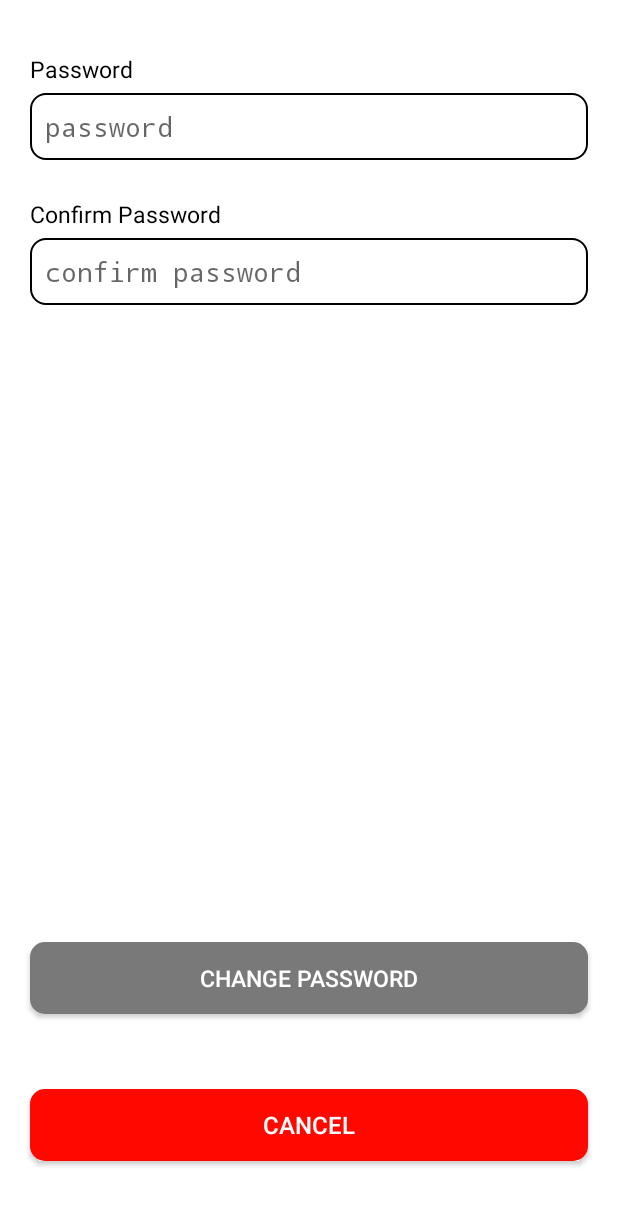
After one commit to JonathanRainee/BeeKeeb, an Android app: the ChangePassActivity screen opened directly, with no data from a screen before it, on a phone screen of 412 x 824 dp. The commit adds this screen. Shown: the top 1205 px of the screen. Run offline under Robolectric (Android 15) with nearby library versions, the phone set to English and light mode, and no system bars; our stand-ins replace Firebase (no records; nobody signed in at launch, a user with empty details on screens opened directly).

Commit message:
5th commit
login google, update profile, change password

```diff
--- a/BeeKeeb/app/build.gradle
+++ b/BeeKeeb/app/build.gradle
@@ -46,8 +46,10 @@ dependencies {
     implementation 'com.google.firebase:firebase-firestore-ktx'
     implementation 'com.google.firebase:firebase-storage-ktx'
     implementation 'com.google.firebase:firebase-auth:19.2.0'
+    implementation 'com.google.android.gms:play-services-auth:20.4.0'
     implementation 'androidx.legacy:legacy-support-v4:1.0.0'
     implementation 'com.squareup.picasso:picasso:2.71828'
+    implementation 'com.google.firebase:firebase-auth-ktx:21.1.0'
     testImplementation 'junit:junit:4.13.2'
     androidTestImplementation 'androidx.test.ext:junit:1.1.3'
     androidTestImplementation 'androidx.test.espresso:espresso-core:3.4.0'
--- /dev/null
+++ b/BeeKeeb/app/src/main/java/com/example/beekeeb/ChangePassActivity.kt
@@ -0,0 +1,76 @@
+package com.example.beekeeb
+
+import androidx.appcompat.app.AppCompatActivity
+import android.os.Bundle
+import android.util.Log
+import android.widget.Toast
+import com.example.beekeeb.databinding.ActivityChangePassBinding
+import com.google.firebase.auth.FirebaseAuth
+import com.google.firebase.auth.FirebaseUser
+import com.google.firebase.firestore.FirebaseFirestore
+
+class ChangePassActivity : AppCompatActivity() {
+
+    private lateinit var binding: ActivityChangePassBinding
+    private lateinit var auth: FirebaseAuth
+    private lateinit var db: FirebaseFirestore
+    private lateinit var oldPass: String
+    private lateinit var user: FirebaseUser
+
+
+    override fun onCreate(savedInstanceState: Bundle?) {
+
+        binding = ActivityChangePassBinding.inflate(layoutInflater)
+        auth = FirebaseAuth.getInstance()
+        db = FirebaseFirestore.getInstance()
+        user = auth.currentUser!!
+        val reference = db.collection("users").document(auth.uid.toString())
+
+        super.onCreate(savedInstanceState)
+        setContentView(binding.root)
+
+        reference.addSnapshotListener{snapshot, e ->
+            if (e != null){
+                return@addSnapshotListener
+            }
+
+            if (snapshot != null && snapshot.exists()){
+                if (snapshot != null){
+                    oldPass = snapshot.data?.get("user_password").toString()
+                }
+            }else{
+                Log.d("snapshot null", "Current data: null")
+            }
+        }
+
+        binding.btnCancel.setOnClickListener {
+            this.finish()
+        }
+
+        binding.btnUpdate.setOnClickListener {
+            val newPass = binding.etPass.text.toString()
+            val newConfpass = binding.etConfpass.text.toString()
+
+            if(newPass != "" && newConfpass != ""){
+                if (newPass != newConfpass){
+                    Toast.makeText(this, "Password and confiirmation password doesn't match", Toast.LENGTH_SHORT).show()
+
+                } else if(newPass == oldPass){
+                    Toast.makeText(this, "Password can't be the same as the old password", Toast.LENGTH_SHORT).show()
+                }
+                else{
+                    user.updatePassword(newPass).addOnCompleteListener{
+                        reference.update(mapOf(
+                            "user_password" to newPass
+                        ))
+                        Toast.makeText(this, "Password succesfuly changed", Toast.LENGTH_SHORT).show()
+                        this.finish()
+                    }
+                }
+            }else{
+                Toast.makeText(this, "Please fill all required fields", Toast.LENGTH_SHORT).show()
+            }
+        }
+
+    }
+}
--- a/BeeKeeb/app/src/main/java/com/example/beekeeb/MainPageActivity.kt
+++ b/BeeKeeb/app/src/main/java/com/example/beekeeb/MainPageActivity.kt
@@ -4,17 +4,20 @@ import androidx.appcompat.app.AppCompatActivity
 import android.os.Bundle
 import androidx.fragment.app.Fragment
 import com.example.beekeeb.databinding.ActivityMainPageBinding
+import com.google.firebase.auth.FirebaseAuth
 import edu.bluejack22_1.BeeKeeb.frag.*
 
 class MainPageActivity : AppCompatActivity() {
 
     private lateinit var binding: ActivityMainPageBinding
+    private lateinit var auth: FirebaseAuth
 
     override fun onCreate(savedInstanceState: Bundle?) {
         super.onCreate(savedInstanceState)
         binding = ActivityMainPageBinding.inflate(layoutInflater)
         setContentView(binding.root)
         changeFragment(HomeFragment())
+        auth = FirebaseAuth.getInstance()
 
         binding.bottomNavigationView.setOnItemSelectedListener {
             when(it.itemId){
--- a/BeeKeeb/app/src/main/java/com/example/beekeeb/RegisterActivity.kt
+++ b/BeeKeeb/app/src/main/java/com/example/beekeeb/RegisterActivity.kt
@@ -47,7 +47,8 @@ class RegisterActivity : AppCompatActivity() {
                             "user_name" to username,
                             "user_phone" to phoneNum,
                             "user_birthdate" to "",
-                            "user_profile_picture" to ""
+                            "user_profile_picture" to "",
+                            "user_about" to ""
                         )
                         db.collection("users").document(uid).set(data)
                             .addOnSuccessListener {
--- a/BeeKeeb/app/src/main/java/edu/bluejack22_1/BeeKeeb/frag/HomeFragment.kt
+++ b/BeeKeeb/app/src/main/java/edu/bluejack22_1/BeeKeeb/frag/HomeFragment.kt
@@ -1,11 +1,16 @@
 package edu.bluejack22_1.BeeKeeb.frag
 
+import android.content.Intent
 import android.os.Bundle
+import android.util.Log
 import androidx.fragment.app.Fragment
 import android.view.LayoutInflater
 import android.view.View
 import android.view.ViewGroup
+import com.example.beekeeb.MainPageActivity
 import com.example.beekeeb.R
+import com.google.firebase.auth.FirebaseAuth
+import com.google.firebase.ktx.Firebase
 
 // TODO: Rename parameter arguments, choose names that match
 // the fragment initialization parameters, e.g. ARG_ITEM_NUMBER
@@ -34,7 +39,6 @@ class HomeFragment : Fragment() {
         inflater: LayoutInflater, container: ViewGroup?,
         savedInstanceState: Bundle?
     ): View? {
-        // Inflate the layout for this fragment
         return inflater.inflate(R.layout.fragment_home, container, false)
     }
 
--- /dev/null
+++ b/BeeKeeb/app/src/main/res/drawable/cancel_btn.xml
@@ -0,0 +1,6 @@
+<?xml version="1.0" encoding="utf-8"?>
+<shape xmlns:android="http://schemas.android.com/apk/res/android"
+    android:shape="rectangle">
+    <solid android:color="@color/cancel_red"/>
+    <corners android:radius="10dp"/>
+</shape>
--- /dev/null
+++ b/BeeKeeb/app/src/main/res/layout/activity_change_pass.xml
@@ -0,0 +1,92 @@
+<?xml version="1.0" encoding="utf-8"?>
+<androidx.constraintlayout.widget.ConstraintLayout xmlns:android="http://schemas.android.com/apk/res/android"
+    xmlns:app="http://schemas.android.com/apk/res-auto"
+    xmlns:tools="http://schemas.android.com/tools"
+    android:layout_width="match_parent"
+    android:layout_height="match_parent"
+    android:background="@color/white">
+
+    <TextView
+        android:id="@+id/tvPass"
+        app:layout_constraintTop_toTopOf="parent"
+        android:layout_width="match_parent"
+        android:layout_height="wrap_content"
+        android:layout_marginStart="20dp"
+        android:layout_marginBottom="5dp"
+        android:layout_marginTop="35dp"
+        android:text="Password"
+        android:textColor="@color/black"
+        android:textSize="15sp"/>
+
+    <EditText
+        android:id="@+id/etPass"
+        android:layout_width="match_parent"
+        android:layout_height="wrap_content"
+        app:layout_constraintTop_toBottomOf="@+id/tvPass"
+        android:layout_marginStart="20dp"
+        android:layout_marginTop="5dp"
+        android:layout_marginEnd="20dp"
+        android:background="@drawable/textfield_bg"
+        android:inputType="textPassword"
+        android:hint="password"
+        android:padding="10dp"/>
+
+    <TextView
+        android:id="@+id/tvConfpass"
+        app:layout_constraintTop_toBottomOf="@+id/etPass"
+        android:layout_width="match_parent"
+        android:layout_height="wrap_content"
+        android:layout_marginStart="20dp"
+        android:layout_marginBottom="5dp"
+        android:layout_marginTop="25dp"
+        android:text="Confirm Password"
+        android:textColor="@color/black"
+        android:textSize="15sp"/>
+
+    <EditText
+        android:id="@+id/etConfpass"
+        android:layout_width="match_parent"
+        android:layout_height="wrap_content"
+        app:layout_constraintTop_toBottomOf="@+id/tvConfpass"
+        android:layout_marginStart="20dp"
+        android:layout_marginTop="5dp"
+        android:layout_marginEnd="20dp"
+        android:background="@drawable/textfield_bg"
+        android:hint="confirm password"
+        android:inputType="textPassword"
+        android:padding="10dp"/>
+
+    <androidx.appcompat.widget.AppCompatButton
+        android:id="@+id/btnUpdate"
+        app:layout_constraintLeft_toLeftOf="parent"
+        app:layout_constraintRight_toRightOf="parent"
+        app:layout_constraintBottom_toTopOf="@+id/btnCancel"
+        android:layout_width="match_parent"
+        android:layout_height="wrap_content"
+        android:layout_marginStart="20dp"
+        android:layout_marginBottom="50dp"
+        android:layout_marginEnd="20dp"
+        android:background="@drawable/login_btn"
+        android:text="Change Password"
+        android:textAllCaps="true"
+        android:textColor="@color/white"
+        android:textSize="15sp" />
+
+    <androidx.appcompat.widget.AppCompatButton
+        android:id="@+id/btnCancel"
+        app:layout_constraintLeft_toLeftOf="parent"
+        app:layout_constraintRight_toRightOf="parent"
+        app:layout_constraintBottom_toBottomOf="parent"
+        android:layout_width="match_parent"
+        android:layout_height="wrap_content"
+        android:layout_marginStart="20dp"
+        android:layout_marginTop="20dp"
+        android:layout_marginBottom="50dp"
+        android:layout_marginEnd="20dp"
+        android:background="@drawable/cancel_btn"
+        android:text="Cancel"
+        android:textAllCaps="true"
+        android:textColor="@color/white"
+        android:textSize="16sp" />
+
+</androidx.constraintlayout.widget.ConstraintLayout>
--- a/BeeKeeb/app/src/main/res/layout/fragment_profile.xml
+++ b/BeeKeeb/app/src/main/res/layout/fragment_profile.xml
@@ -123,10 +123,10 @@
         app:layout_constraintStart_toStartOf="parent"
         app:layout_constraintTop_toBottomOf="@+id/tvBirthdate" />
 
-    <androidx.appcompat.widget.AppCompatButton
+    <Button
         app:layout_constraintLeft_toLeftOf="parent"
         app:layout_constraintRight_toRightOf="parent"
-        android:id="@+id/btnSignUp"
+        android:id="@+id/updateBtn"
         app:layout_constraintTop_toBottomOf="@id/etBirthdate"
         android:layout_width="match_parent"
         android:layout_height="wrap_content"
@@ -142,8 +142,8 @@
     <androidx.appcompat.widget.AppCompatButton
         app:layout_constraintLeft_toLeftOf="parent"
         app:layout_constraintRight_toRightOf="parent"
+        app:layout_constraintTop_toBottomOf="@id/updateBtn"
         android:id="@+id/btnChangePassword"
-        app:layout_constraintTop_toBottomOf="@id/btnSignUp"
         android:layout_width="match_parent"
         android:layout_height="wrap_content"
         android:layout_marginStart="20dp"
--- a/BeeKeeb/app/src/main/res/layout/fragment_profile_user.xml
+++ b/BeeKeeb/app/src/main/res/layout/fragment_profile_user.xml
@@ -33,6 +33,11 @@
                 android:layout_height="wrap_content"
                 android:id="@+id/settingProfileID"
                 android:src="@drawable/ic_baseline_settings_24"/>
+            <Button
+                android:layout_width="wrap_content"
+                android:layout_height="wrap_content"
+                android:text="logout"
+                android:id="@+id/logoutBtn"/>
         </LinearLayout>
 
     </LinearLayout>
--- a/BeeKeeb/app/src/main/res/values/colors.xml
+++ b/BeeKeeb/app/src/main/res/values/colors.xml
@@ -11,4 +11,5 @@
     <color name="secondary_grey">#797979 </color>
     <color name="accent_grey">#D9D9D9</color>
     <color name="btn_grey">#8C8C8C</color>
+    <color name="cancel_red">#FF0800</color>
 </resources>
```
Also changed, not shown: BeeKeeb/app/src/main/AndroidManifest.xml (+7 -2 lines), BeeKeeb/app/src/main/java/com/example/beekeeb/LoginOptionActivity.kt (added, +124 -0 lines), BeeKeeb/app/src/main/java/com/example/beekeeb/LoginOption_activity.kt (deleted, +0 -20 lines), BeeKeeb/app/src/main/java/com/example/beekeeb/MainActivity.kt (+10 -3 lines), BeeKeeb/app/src/main/java/com/example/beekeeb/UpdateProfileActivity.kt (+92 -47 lines), BeeKeeb/app/src/main/java/edu/bluejack22_1/BeeKeeb/frag/ProfileFragment.kt (+25 -5 lines), BeeKeeb/app/src/main/java/edu/bluejack22_1/BeeKeeb/frag/ProfileUserFragment.kt (+18 -4 lines), BeeKeeb/app/src/main/res/layout/acitivity_loginoption.xml (renamed from BeeKeeb/app/src/main/res/layout/loginoption_layout.xml, +16 -6 lines), BeeKeeb/app/src/main/res/layout/activity_updateprofile.xml (+23 -32 lines).
